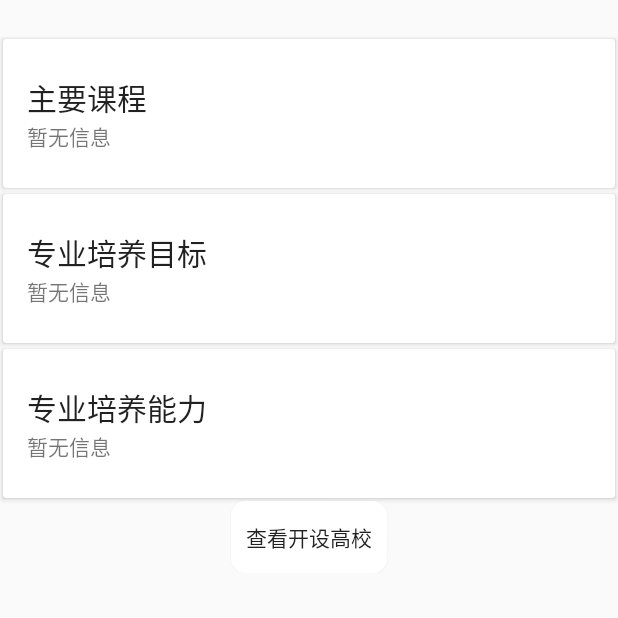
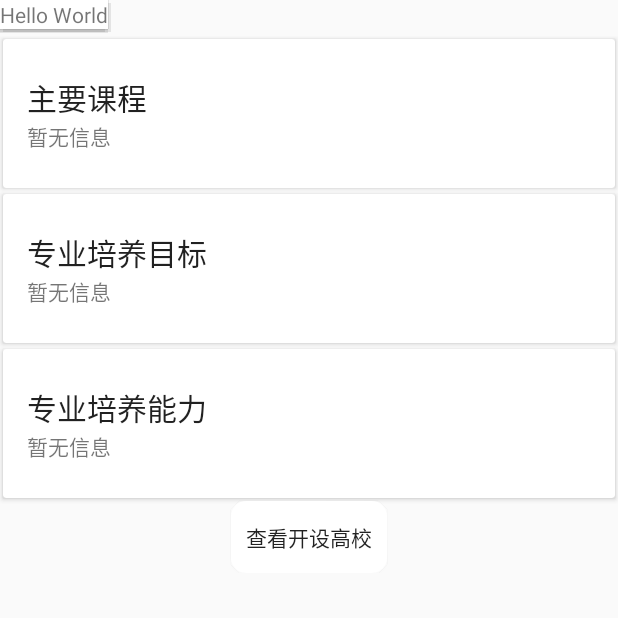
Before and after one commit to styluo/CollegeEntranceExamination, an Android app: the MajorInfoDetailActivity screen opened directly, with no data from a screen before it, after a tap on "查看开设高校", on a phone screen of 412 x 824 dp, the top half of it. Run offline under Robolectric (Android 15) with nearby library versions, the phone set to English and light mode, and no system bars; our stand-ins replace ButterKnife; libraries missing offline, so code that uses them is left out: org.greenrobot.greendao; 8 statements that could not run were skipped.

Commit message:
将本地数据id修正远程id方法提取为工具类，并且加入PopupWindow用来处理开设高校信息

```diff
--- /dev/null
+++ b/app/src/main/java/edu/shu/styluo/collegeentranceexamination/customview/BasePopupWindow.java
@@ -0,0 +1,174 @@
+package edu.shu.styluo.collegeentranceexamination.customview;
+
+import android.animation.ValueAnimator;
+import android.app.Activity;
+import android.content.Context;
+import android.graphics.drawable.ColorDrawable;
+import android.graphics.drawable.Drawable;
+import android.view.KeyEvent;
+import android.view.View;
+import android.view.ViewGroup;
+import android.view.Window;
+import android.view.WindowManager;
+import android.widget.PopupWindow;
+
+/**
+ * popupWindow基础上添加动画
+ * author: styluo
+ * date: 2017/4/27 1:15
+ * e-mail: shu_jiahuili@foxmail.com
+ */
+
+public class BasePopupWindow extends PopupWindow {
+
+    private Context mContext;
+    private float mShowAlpha = 0.88f;
+    private Drawable mBackgroundDrawable;
+
+    public BasePopupWindow(Context context) {
+        this.mContext = context;
+        initBasePopupWindow();
+    }
+
+    @Override
+    public void setOutsideTouchable(boolean touchable) {
+        super.setOutsideTouchable(touchable);
+        if(touchable) {
+            if(mBackgroundDrawable == null) {
+                mBackgroundDrawable = new ColorDrawable(0x00000000);
+            }
+            super.setBackgroundDrawable(mBackgroundDrawable);
+        } else {
+            super.setBackgroundDrawable(null);
+        }
+    }
+
+    @Override
+    public void setBackgroundDrawable(Drawable background) {
+        mBackgroundDrawable = background;
+        setOutsideTouchable(isOutsideTouchable());
+    }
+
+    /**
+     * 初始化BasePopupWindow的一些信息
+     * */
+    private void initBasePopupWindow() {
+        setAnimationStyle(android.R.style.Animation_Dialog);
+        setHeight(ViewGroup.LayoutParams.WRAP_CONTENT);
+        setWidth(ViewGroup.LayoutParams.WRAP_CONTENT);
+        setOutsideTouchable(true);
+        setFocusable(true);
+    }
+
+    @Override
+    public void setContentView(View contentView) {
+        if(contentView != null) {
+            contentView.measure(View.MeasureSpec.UNSPECIFIED, View.MeasureSpec.UNSPECIFIED);
+            super.setContentView(contentView);
+            addKeyListener(contentView);
+        }
+    }
+
+    public Context getContext() {
+        return mContext;
+    }
+
+    @Override
+    public void showAtLocation(View parent, int gravity, int x, int y) {
+        super.showAtLocation(parent, gravity, x, y);
+        showAnimator().start();
+    }
+
+    @Override
+    public void showAsDropDown(View anchor) {
+        super.showAsDropDown(anchor);
+        showAnimator().start();
+    }
+
+    @Override
+    public void showAsDropDown(View anchor, int xoff, int yoff) {
+        super.showAsDropDown(anchor, xoff, yoff);
+        showAnimator().start();
+    }
+
+    @Override
+    public void showAsDropDown(View anchor, int xoff, int yoff, int gravity) {
+        super.showAsDropDown(anchor, xoff, yoff, gravity);
+        showAnimator().start();
+    }
+
+    @Override
+    public void dismiss() {
+        super.dismiss();
+        dismissAnimator().start();
+    }
+
+    /**
+     * 窗口显示，窗口背景透明度渐变动画
+     * */
+    private ValueAnimator showAnimator() {
+        ValueAnimator animator = ValueAnimator.ofFloat(1.0f, mShowAlpha);
+        animator.addUpdateListener(new ValueAnimator.AnimatorUpdateListener() {
+
+            @Override
+            public void onAnimationUpdate(ValueAnimator animation) {
+                float alpha = (float) animation.getAnimatedValue();
+                setWindowBackgroundAlpha(alpha);
+            }
+        });
+        animator.setDuration(360);
+        return animator;
+    }
+
+    /**
+     * 窗口隐藏，窗口背景透明度渐变动画
+     * */
+    private ValueAnimator dismissAnimator() {
+        ValueAnimator animator = ValueAnimator.ofFloat(mShowAlpha, 1.0f);
+        animator.addUpdateListener(new ValueAnimator.AnimatorUpdateListener() {
+
+            @Override
+            public void onAnimationUpdate(ValueAnimator animation) {
+                float alpha = (float) animation.getAnimatedValue();
+                setWindowBackgroundAlpha(alpha);
+            }
+        });
+        animator.setDuration(320);
+        return animator;
+    }
+
+    /**
+     * 为窗体添加outside点击事件
+     * */
+    private void addKeyListener(View contentView) {
+        if(contentView != null) {
+            contentView.setFocusable(true);
+            contentView.setFocusableInTouchMode(true);
+            contentView.setOnKeyListener(new View.OnKeyListener() {
+
+                @Override
+                public boolean onKey(View view, int keyCode, KeyEvent event) {
+                    switch (keyCode) {
+                        case KeyEvent.KEYCODE_BACK:
+                            dismiss();
+                            return true;
+                        default:
+                            break;
+                    }
+                    return false;
+                }
+            });
+        }
+    }
+
+    /**
+     * 控制窗口背景的不透明度
+     * */
+    private void setWindowBackgroundAlpha(float alpha) {
+        Window window = ((Activity)getContext()).getWindow();
+        WindowManager.LayoutParams layoutParams = window.getAttributes();
+        layoutParams.alpha = alpha;
+        window.addFlags(WindowManager.LayoutParams.FLAG_DIM_BEHIND);
+        window.setAttributes(layoutParams);
+    }
+}
--- a/app/src/main/java/edu/shu/styluo/collegeentranceexamination/presenter/MajorInfoDetailPresenter.java
+++ b/app/src/main/java/edu/shu/styluo/collegeentranceexamination/presenter/MajorInfoDetailPresenter.java
@@ -47,5 +47,6 @@ public class MajorInfoDetailPresenter implements MajorInfoDetailContract.present
         asyncSession.queryList(query);
 
         //加载远程数据（开设高校）,无单独返回相关开设高校接口，如果需求可用现有接口并本地处理数据
+        //使用前需要使用工具类处理一下本地Id CorrectLocalDataUtils.correctMajorId(majorId)
     }
 }
--- a/app/src/main/java/edu/shu/styluo/collegeentranceexamination/view/activity/MajorInfoDetailActivity.java
+++ b/app/src/main/java/edu/shu/styluo/collegeentranceexamination/view/activity/MajorInfoDetailActivity.java
@@ -3,8 +3,11 @@ package edu.shu.styluo.collegeentranceexamination.view.activity;
 import android.os.Bundle;
 import android.support.annotation.Nullable;
 import android.support.v7.app.AppCompatActivity;
+import android.view.Gravity;
+import android.view.LayoutInflater;
 import android.view.View;
 import android.widget.Button;
+import android.widget.ScrollView;
 import android.widget.TextView;
 
 import java.util.List;
@@ -12,6 +15,7 @@ import java.util.List;
 import butterknife.BindView;
 import butterknife.ButterKnife;
 import edu.shu.styluo.collegeentranceexamination.R;
+import edu.shu.styluo.collegeentranceexamination.customview.BasePopupWindow;
 import edu.shu.styluo.collegeentranceexamination.data.local.entity.MajorInfo;
 import edu.shu.styluo.collegeentranceexamination.presenter.MajorInfoDetailContract;
 import edu.shu.styluo.collegeentranceexamination.presenter.MajorInfoDetailPresenter;
@@ -37,6 +41,10 @@ public class MajorInfoDetailActivity extends AppCompatActivity implements MajorI
     TextView mTextViewMainAbility; //专业培养能力
     @BindView(R.id.btn_majordetail)
     Button mButton;
+    @BindView(R.id.sv_majordetail)
+    ScrollView mScrollView; //根布局
+
+    private final String NO_DATA = "暂无信息";
 
     //数据是否已经获取完成
     private boolean isLocal = false;
@@ -54,13 +62,16 @@ public class MajorInfoDetailActivity extends AppCompatActivity implements MajorI
 
         mMajorInfoDetailPresenter = new MajorInfoDetailPresenter(this);
 
+        //本地数据库中Id需处理后才能使用到网络请求
         mMajorInfoDetailPresenter.initData(majorId);
 
         //弹出显示开设大学信息
         mButton.setOnClickListener(new View.OnClickListener() {
             @Override
             public void onClick(View v) {
-
+                BasePopupWindow popupWindow = new BasePopupWindow(MajorInfoDetailActivity.this);
+                popupWindow.setContentView(LayoutInflater.from(MajorInfoDetailActivity.this).inflate(R.layout.popupwindow_majorinfo_college, null));
+                popupWindow.showAtLocation(mScrollView, Gravity.CENTER, 0, 0);
             }
         });
     }
@@ -80,9 +91,12 @@ public class MajorInfoDetailActivity extends AppCompatActivity implements MajorI
             return;
         }
         MajorInfo majorInfo = majorInfoList.get(0);
-        mTextViewMainCourse.setText(majorInfo.getMain_course());
-        mTextViewMainGoal.setText(majorInfo.getMajor_goal());
-        mTextViewMainAbility.setText(majorInfo.getMajor_ability());
+        String mainCourse = majorInfo.getMain_course();
+        mTextViewMainCourse.setText( (mainCourse==null) ? NO_DATA : mainCourse);
+        String majorGoal = majorInfo.getMajor_goal();
+        mTextViewMainGoal.setText( (majorGoal==null) ? NO_DATA : majorGoal);
+        String majorAbility = majorInfo.getMajor_ability();
+        mTextViewMainAbility.setText( (majorAbility==null) ? NO_DATA : majorAbility);
         isLocal = true;
     }
 }
--- a/app/src/main/java/edu/shu/styluo/collegeentranceexamination/view/activity/MajorListActivity.java
+++ b/app/src/main/java/edu/shu/styluo/collegeentranceexamination/view/activity/MajorListActivity.java
@@ -94,7 +94,7 @@ public class MajorListActivity extends AppCompatActivity implements MajorListCon
             public void onItemClick(View view, int position) {
                 //TODO goto DetailActivity
                 //获取学科代码，需要特殊处理，数据库学科代码部分缺0
-                String majorId = correctMajorId(mMajorInfoList.get(position).getId());
+                String majorId = mMajorInfoList.get(position).getId();
                 Intent intent = new Intent(MajorListActivity.this, MajorInfoDetailActivity.class);
                 intent.putExtra("majorId", majorId);
                 startActivity(intent);
--- a/app/src/main/res/layout/activity_majorinfo_detail.xml
+++ b/app/src/main/res/layout/activity_majorinfo_detail.xml
@@ -1,6 +1,7 @@
 <?xml version="1.0" encoding="utf-8"?>
 <ScrollView xmlns:android="http://schemas.android.com/apk/res/android"
     xmlns:tools="http://schemas.android.com/tools"
+    android:id="@+id/sv_majordetail"
     android:layout_width="match_parent"
     android:layout_height="match_parent"
     android:fitsSystemWindows="true">
--- /dev/null
+++ b/app/src/main/res/layout/popupwindow_majorinfo_college.xml
@@ -0,0 +1,10 @@
+<?xml version="1.0" encoding="utf-8"?>
+<LinearLayout xmlns:android="http://schemas.android.com/apk/res/android"
+    android:orientation="vertical" android:layout_width="match_parent"
+    android:layout_height="match_parent">
+    <TextView
+        android:layout_width="wrap_content"
+        android:layout_height="wrap_content"
+        android:text="Hello World"
+        android:background="@color/white"/>
+</LinearLayout>
```
Also changed, not shown: app/src/main/java/edu/shu/styluo/collegeentranceexamination/utils/CorrectLocalDataUtils.java (added, +40 -0 lines).
